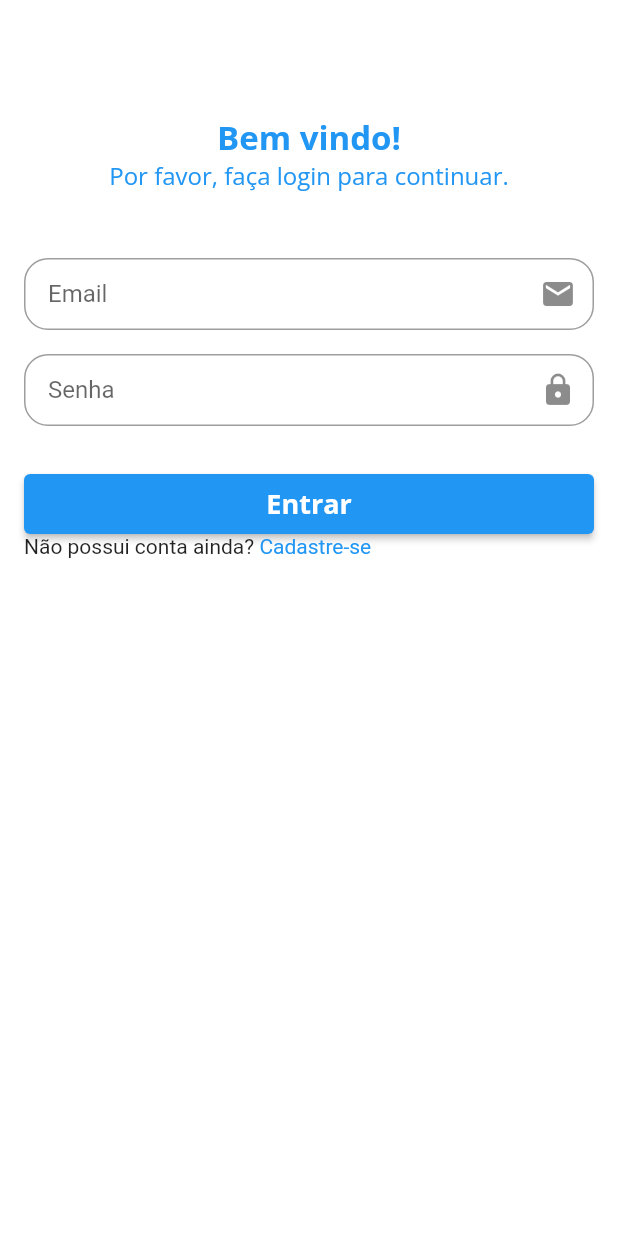
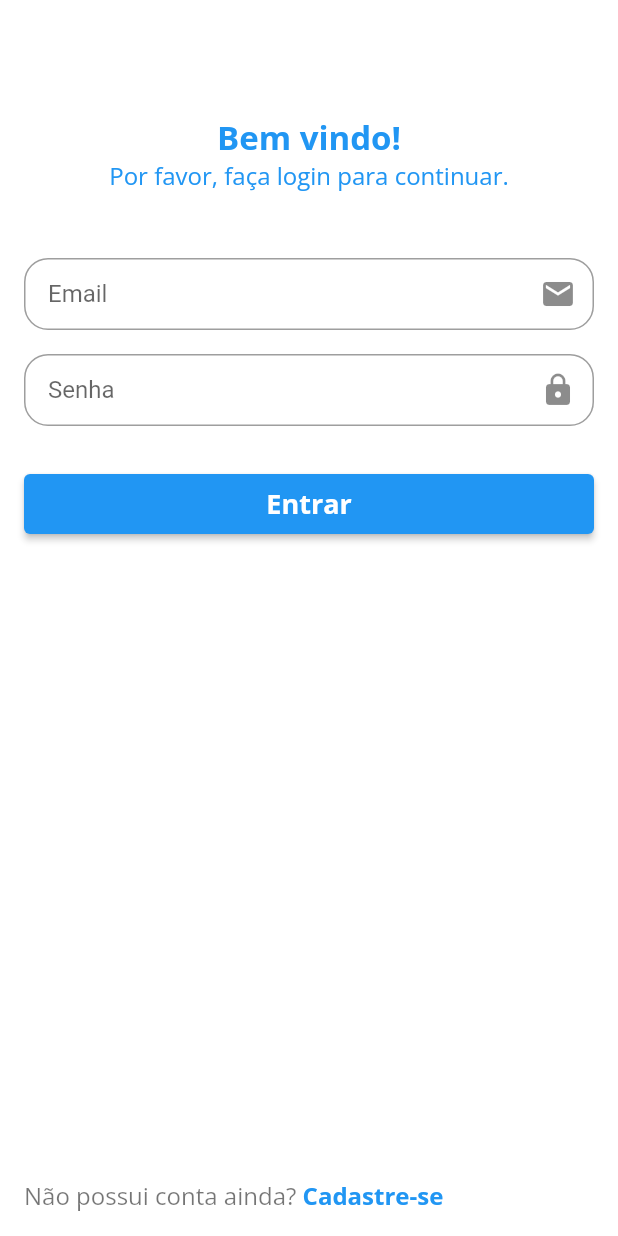
Before and after one commit to JohnAzedo/News, a Flutter app: the screen it shows after launch, on a phone screen of 412 x 824 dp. Run offline on Flutter 3.47's test engine with Material 2 defaults, Android fonts, the phone set to English and light mode, and no system bars; our stand-ins replace dio, google_fonts, jiffy, shared_preferences, splashscreen; network calls fail.

Commit message:
[client] style: Add styling to register button of login screen

```diff
--- a/client/lib/screens/auth/login.dart
+++ b/client/lib/screens/auth/login.dart
@@ -54,6 +54,9 @@ class _LoginScreenState extends State<LoginScreen> {
         child: Padding(
           padding: const EdgeInsets.all(16.0),
           child: Column(
+            mainAxisAlignment: MainAxisAlignment.spaceBetween,
+            children: [
+              Column(
                 children: [
                   SizedBox(height: 60),
                   Text(
@@ -99,15 +102,29 @@ class _LoginScreenState extends State<LoginScreen> {
                       ),
                     ),
                   ),
+                ],
+              ),
               Row(
                 children: [
-                  Text('Não possui conta ainda? '),
+                  Text(
+                    'Não possui conta ainda? ',
+                    style: GoogleFonts.openSans(
+                      color: Colors.black54,
+                      fontWeight: FontWeight.normal,
+                      fontSize: 16,
+                    ),
+                  ),
                   RichText(
                     text: TextSpan(
-                        style: TextStyle(color: Theme.of(context).primaryColor),
                       text: 'Cadastre-se',
+                      style: GoogleFonts.openSans(
+                        color: Theme.of(context).primaryColor,
+                        fontWeight: FontWeight.bold,
+                        fontSize: 16,
+                      ),
                       recognizer: TapGestureRecognizer()
-                          ..onTap = () => navigateToInviteCode(context)),
+                        ..onTap = () => navigateToInviteCode(context),
+                    ),
                   )
                 ],
               )
```
Lines whose indentation alone changed are shown as unchanged.
